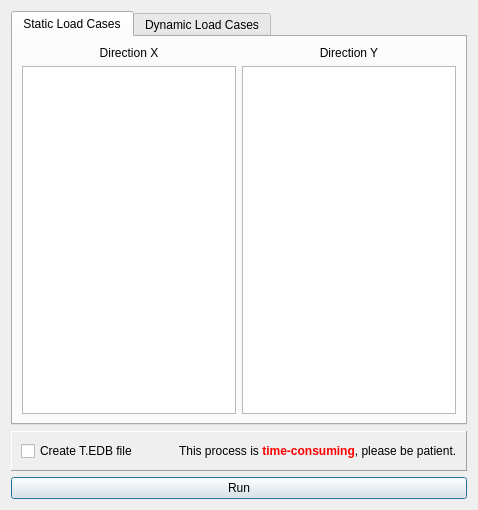
This is widgets/drift.ui in ebrahimraeyat/civilTools as Qt 5 draws it before an edit. The edited form follows.
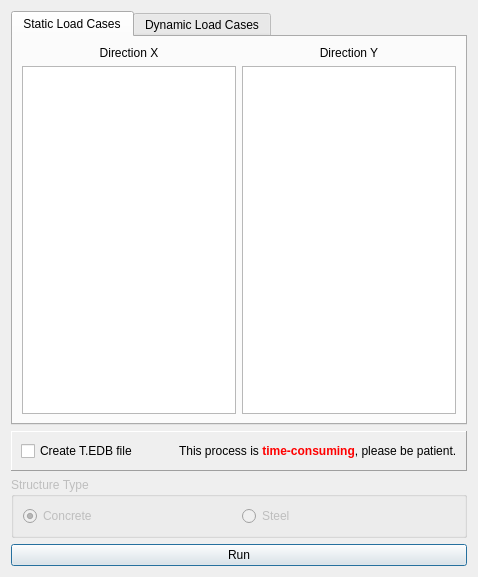
This is the edited form. Icons and pictures are not drawn.

Commit message: Add structure type in drift control

The edit to the form file:
```diff
--- a/widgets/drift.ui
+++ b/widgets/drift.ui
@@ -7,7 +7,7 @@
     <x>0</x>
     <y>0</y>
     <width>478</width>
-    <height>510</height>
+    <height>577</height>
    </rect>
   </property>
   <property name="windowTitle">
@@ -218,6 +218,35 @@
      </layout>
     </widget>
    </item>
+   <item>
+    <widget class="QGroupBox" name="structuretype_groupbox">
+     <property name="enabled">
+      <bool>false</bool>
+     </property>
+     <property name="title">
+      <string>Structure Type</string>
+     </property>
+     <layout class="QHBoxLayout" name="horizontalLayout">
+      <item>
+       <widget class="QRadioButton" name="concrete_radiobutton">
+        <property name="text">
+         <string>Concrete</string>
+        </property>
+        <property name="checked">
+         <bool>true</bool>
+        </property>
+       </widget>
+      </item>
+      <item>
+       <widget class="QRadioButton" name="steel_radiobutton">
+        <property name="text">
+         <string>Steel</string>
+        </property>
+       </widget>
+      </item>
+     </layout>
+    </widget>
+   </item>
    <item>
     <widget class="QPushButton" name="run">
      <property name="text">
```
The commit also changes 1 other file.
